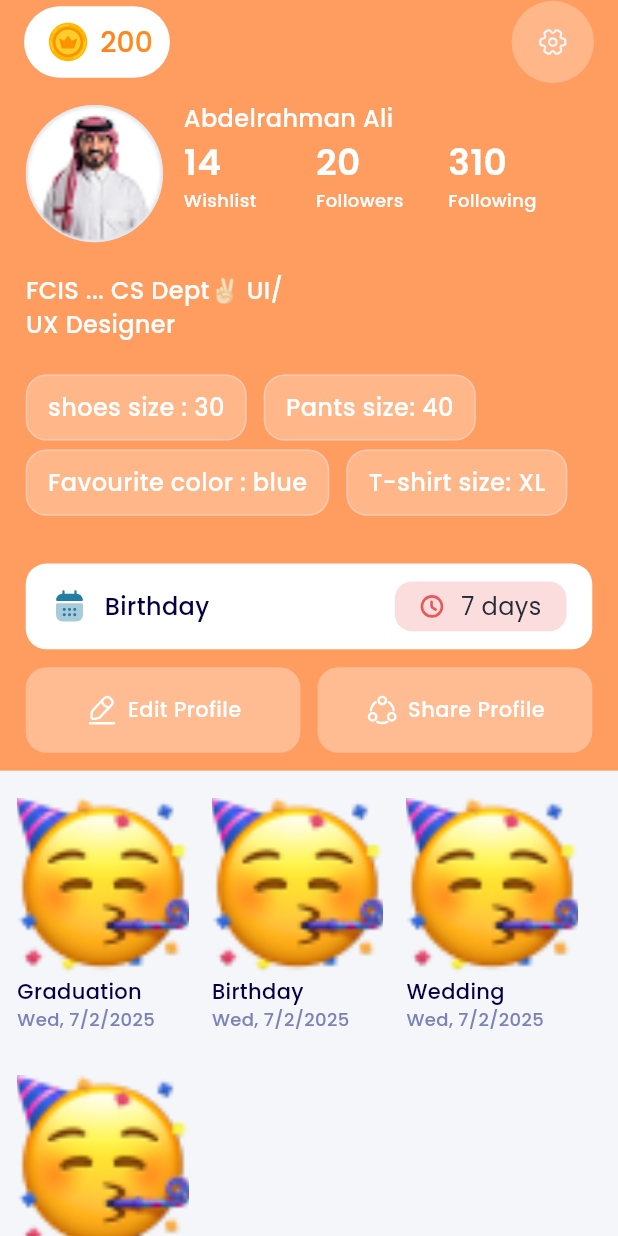
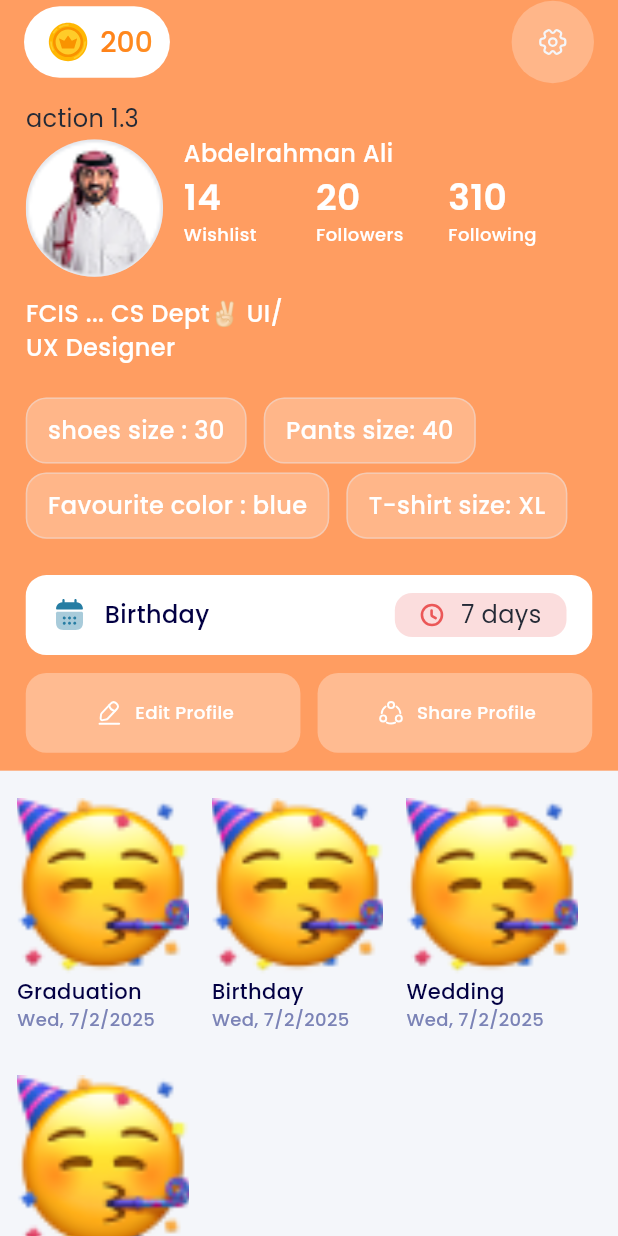
Before and after one commit to nada1521/prize_app, a Flutter app: the ProfileScreen screen opened directly, on a phone screen of 412 x 824 dp. Run offline on Flutter 3.47's test engine with Material 3 defaults, Android fonts, the phone set to English and light mode, and no system bars; our stand-ins replace bloc, cached_network_image, chips_choice, country_code_picker, dartz, dio and 24 more; missing offline and left inert: flutter_cached_pdfview, internet_state_manager, requests_inspector; accounts and stored records are empty; project files that could hold a hidden picture were left out.

Commit message:
empty commit

```diff
--- a/lib/features/profile/view/widgets/profile_info_widget.dart
+++ b/lib/features/profile/view/widgets/profile_info_widget.dart
@@ -1,7 +1,9 @@
+import 'package:easy_localization/easy_localization.dart';
 import 'package:flutter/material.dart';
 import 'package:flutter_screenutil/flutter_screenutil.dart';
 import 'package:flutter_svg/flutter_svg.dart';
 import 'package:prize/core/constant/app_svgs.dart';
+import 'package:prize/core/utils/generated/tr_locale_keys.g.dart';
 import 'package:prize/core/utils/helper/spacing.dart';
 import 'package:prize/core/utils/resources/app_circular_icon_button.dart';
 import 'package:prize/core/utils/resources/app_widget_color.dart';
@@ -34,6 +36,8 @@ class ProfileInfoWidget extends StatelessWidget {
             mainAxisSize: MainAxisSize.max,
             crossAxisAlignment: CrossAxisAlignment.start,
             children: [
+
+              Text("${LocaleKeys.action.tr()} 1.3"),
               Expanded(
                 flex: 2,
                 child: Row(
```
